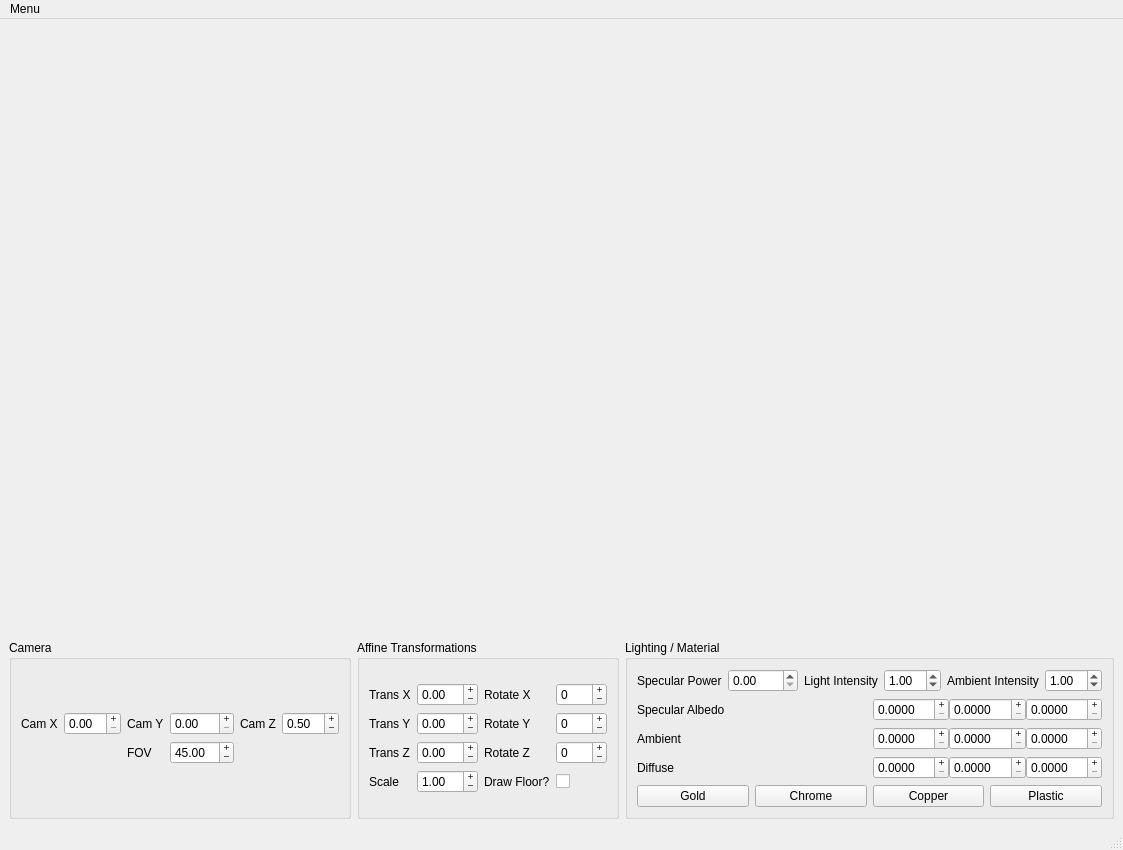
Above: a2/ui/MainWindow.ui from yunuscanemre/cpsc453 before the change. Below: the same form after it.
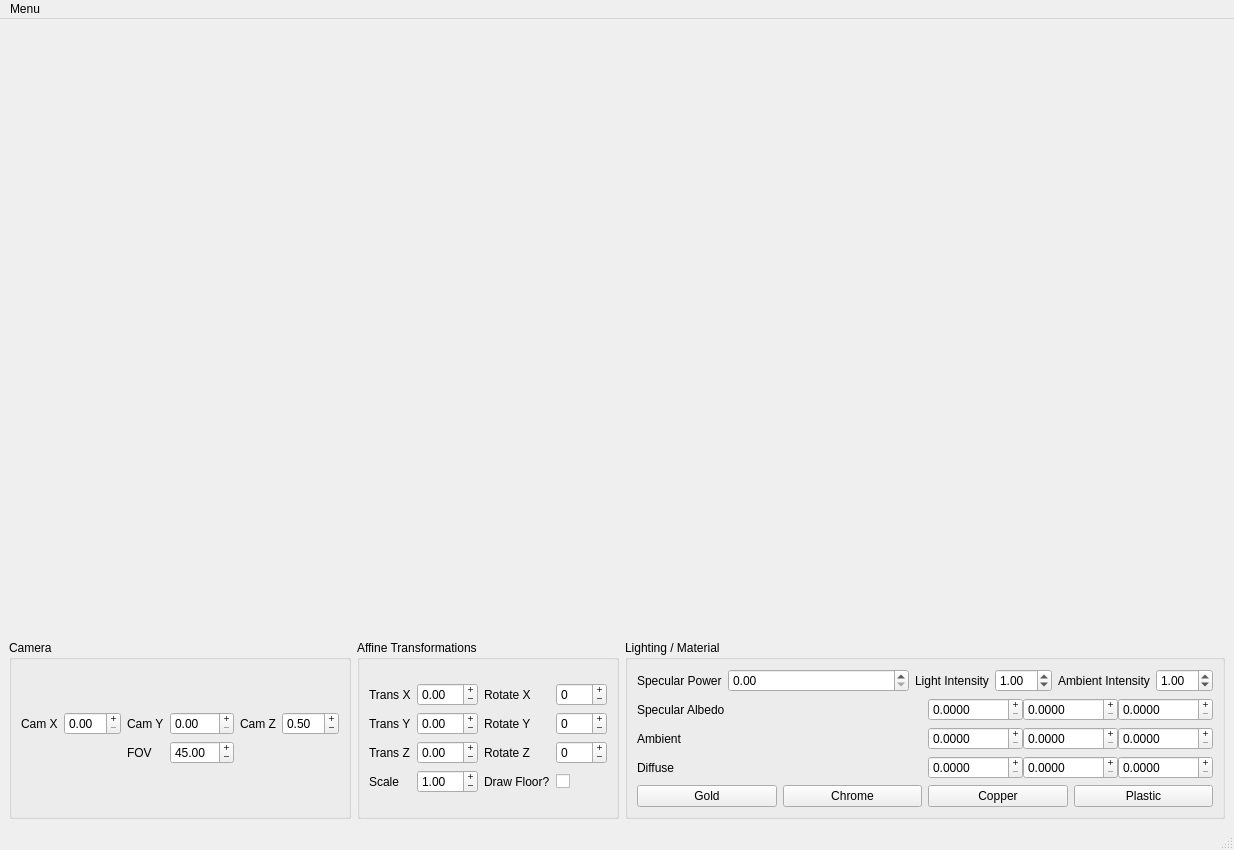
That is the form after the change.

Commit message: unlimit the light intensity

Diff of the .ui file:
```diff
--- a/a2/ui/MainWindow.ui
+++ b/a2/ui/MainWindow.ui
@@ -6,7 +6,7 @@
    <rect>
     <x>0</x>
     <y>0</y>
-    <width>1123</width>
+    <width>1234</width>
     <height>850</height>
    </rect>
   </property>
@@ -367,7 +367,7 @@
            <item>
             <widget class="QDoubleSpinBox" name="pointIntensity">
              <property name="maximum">
-              <double>10.000000000000000</double>
+              <double>99.000000000000000</double>
              </property>
              <property name="singleStep">
               <double>0.100000000000000</double>
@@ -649,7 +649,7 @@
     <rect>
      <x>0</x>
      <y>0</y>
-     <width>1123</width>
+     <width>1234</width>
      <height>27</height>
     </rect>
    </property>
```
